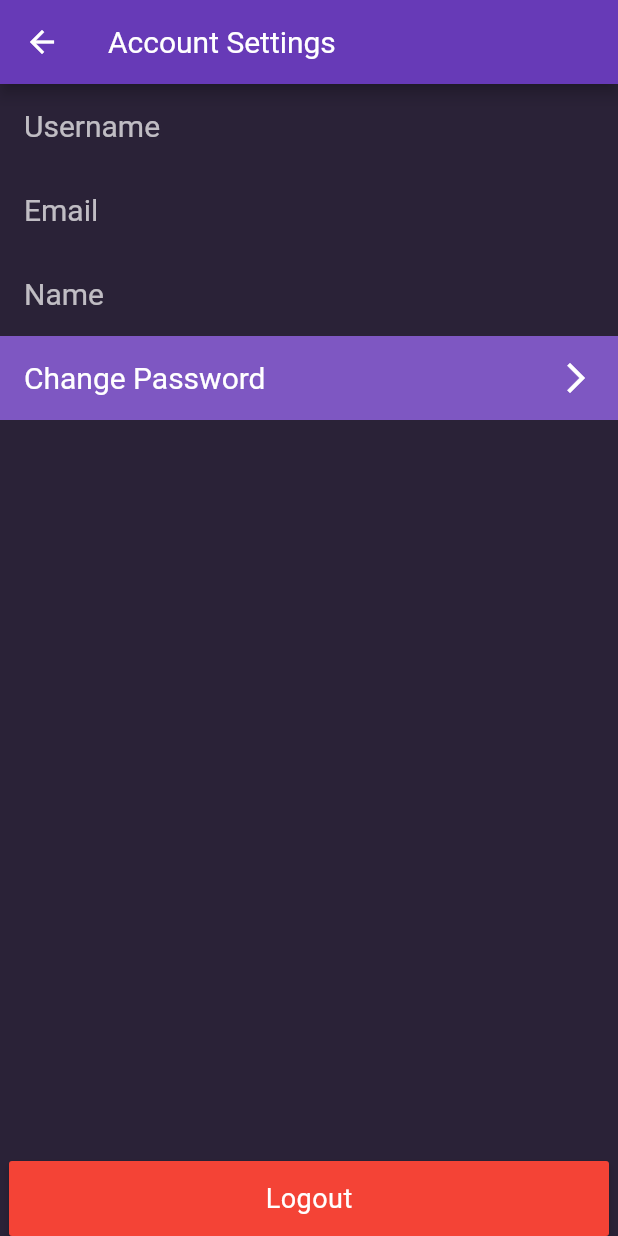
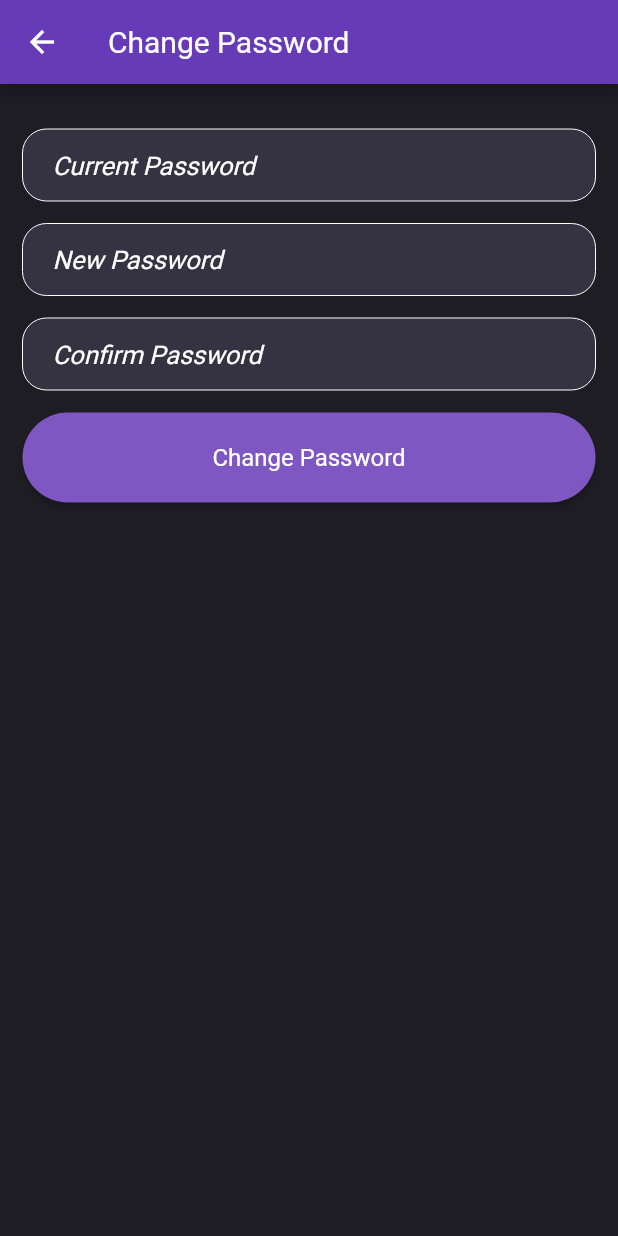
Before and after one commit to nooma42/Nooma-Mobile, a Flutter app: the SettingsTab screen opened directly, after a tap on "Change Password", on a phone screen of 412 x 824 dp. Run offline on Flutter 3.47's test engine with Material 2 defaults, Android fonts, the phone set to English and light mode, and no system bars; our stand-ins replace fluttertoast, shared_preferences; missing offline and left inert: adhara_socket_io, barcode_scan; accounts and stored records are empty; network calls fail.

Commit message:
add remove message callback, anonymous messaging and password changing utility

```diff
--- a/nooma/lib/apifunctions/requestSendMessage.dart
+++ b/nooma/lib/apifunctions/requestSendMessage.dart
@@ -17,6 +17,7 @@ void requestSendMessage(SendMessageModel sendMsg) async {
   };
 
   Map<String, dynamic> body = sendMsg.toJson();
+  print(body);
 
   final response = await http.post(
     url,
--- a/nooma/lib/main.dart
+++ b/nooma/lib/main.dart
@@ -1,5 +1,6 @@
 import 'package:flutter/material.dart';
 import 'package:nooma/ui/RegisterPage.dart';
+import 'package:nooma/ui/SetPasswordPage.dart';
 import 'ui/LoginPage.dart';
 import 'ui/SplashScreen.dart';
 import 'ui/HomePage.dart';
@@ -11,6 +12,7 @@ var routes = <String, WidgetBuilder>{
   "/LoginPage": (BuildContext context) => LoginPage(),
   "/HomePage": (BuildContext context) => HomePage(),
   "/RegisterPage": (BuildContext context) => RegisterPage(),
+  "/SetPasswordPage": (BuildContext context) => SetPasswordPage(),
 };
 void main() => runApp(Nooma());
 
--- /dev/null
+++ b/nooma/lib/models/SetPasswordModel.dart
@@ -0,0 +1,19 @@
+class SetPasswordModel {
+  final String userID;
+  final String newPwd;
+  final String oldPwd;
+
+  SetPasswordModel(this.userID, this.newPwd, this.oldPwd);
+
+  SetPasswordModel.fromJson(Map<String, dynamic> json)
+      : userID = json['userID'].toString(),
+        newPwd = json['newPwd'],
+        oldPwd = json['oldPwd'];
+
+  Map<String, dynamic> toJson() =>
+      {
+        'userID': userID,
+        'newPwd': newPwd,
+        'oldPwd': oldPwd,
+      };
+}
--- /dev/null
+++ b/nooma/lib/ui/SetPasswordPage.dart
@@ -0,0 +1,187 @@
+import 'dart:convert';
+
+import 'package:flutter/material.dart';
+import 'package:nooma/apifunctions/requestSetPassword.dart';
+import 'package:nooma/functions/RegisterValidator.dart';
+import 'package:nooma/models/SendMessageModel.dart';
+import 'package:nooma/models/SetPasswordModel.dart';
+import 'package:shared_preferences/shared_preferences.dart';
+
+
+class SetPasswordPage extends StatefulWidget {
+
+  @override
+  _SetPasswordPageState createState() => _SetPasswordPageState();
+
+}
+
+class _SetPasswordPageState extends State<SetPasswordPage> {
+
+  final oldPwdController = TextEditingController(text: "");
+  final newPwdController = TextEditingController(text: "");
+  final newPwdConfirmController = TextEditingController(text: "");
+
+  bool _autoValidate = false;
+
+  final _formKey = GlobalKey<FormState>();
+
+  bool _isButtonDisabled = false;
+
+  FocusNode oldPwdFocusNode = new FocusNode();
+  FocusNode newPwdFocusNode = new FocusNode();
+  FocusNode newPwdConfirmNode = new FocusNode();
+
+  SharedPreferences prefs;
+  String userID;
+
+  @override
+  void initState() {
+    super.initState();
+    readLocal();
+  }
+
+  void submit(){
+
+    SetPasswordModel sendModel = SetPasswordModel(
+        userID,
+      newPwdController.text,
+      oldPwdController.text,
+    );
+    requestSetPassword(context, sendModel).then((onValue){
+      setState(() {_isButtonDisabled = false;});
+    });
+  }
+
+  readLocal() async {
+    prefs = await SharedPreferences.getInstance();
+    userID = prefs.getString('userID') ?? '';
+  }
+
+  InputDecoration inputStyle(String hint) {
+    return InputDecoration(
+        hintStyle: TextStyle(
+          color: Colors.white,
+          fontSize: 17,
+          fontStyle: FontStyle.italic,
+        ),
+        hintText: hint,
+        filled: true,
+        fillColor: Color(0xff353242),
+        contentPadding: EdgeInsets.fromLTRB(20.0, 10.0, 20.0, 10.0),
+        enabledBorder: OutlineInputBorder(
+          borderRadius: BorderRadius.circular(16.0),
+          borderSide: const BorderSide(color: Colors.white, width: 0.0,),
+        ),
+        border:
+        OutlineInputBorder(borderRadius: BorderRadius.circular(16.0)));
+  }
+
+  @override
+  Widget build(BuildContext context) {
+
+    final oldPassword = TextFormField(
+      autofocus: false,
+      controller: oldPwdController,
+      obscureText: true,
+      autovalidate: _autoValidate,
+      focusNode: oldPwdFocusNode,
+      textInputAction: TextInputAction.next,
+      onFieldSubmitted: (term){
+        FocusScope.of(context).requestFocus(newPwdFocusNode);
+      },
+      style: TextStyle(
+        color: Colors.white,
+        fontSize: 18,
+      ),
+      validator: RegisterValidator.validatePassword,
+      decoration: inputStyle("Current Password"),
+    );
+
+    final newPassword = TextFormField(
+      autofocus: false,
+      controller: newPwdController,
+      obscureText: true,
+      autovalidate: _autoValidate,
+      focusNode: newPwdFocusNode,
+      textInputAction: TextInputAction.next,
+      onFieldSubmitted: (term){
+        FocusScope.of(context).requestFocus(newPwdConfirmNode);
+      },
+      style: TextStyle(
+        color: Colors.white,
+        fontSize: 18,
+      ),
+      validator: RegisterValidator.validatePassword,
+      decoration: inputStyle("New Password"),
+    );
+
+    final confirmNewPassword = TextFormField(
+      autofocus: false,
+      controller: newPwdConfirmController,
+      obscureText: true,
+      autovalidate: _autoValidate,
+      focusNode: newPwdConfirmNode,
+      textInputAction: TextInputAction.done,
+      style: TextStyle(
+        color: Colors.white,
+        fontSize: 18,
+      ),
+      validator: (value) {
+        if (value != newPwdController.text) {
+          return ('Entered Passwords do not match');
+        }
+      },
+      decoration: inputStyle("Confirm Password"),
+    );
+
+    final createButton = Container(height: 60, width: 400, child: RaisedButton(
+      child:_isButtonDisabled ? CircularProgressIndicator(
+          valueColor: new AlwaysStoppedAnimation<Color>(Colors.white)): Text('Change Password', style: TextStyle(color: Colors.white, fontSize: 16)),
+      shape: new RoundedRectangleBorder(borderRadius: new BorderRadius.circular(30.0)),
+      onPressed: () {
+        if (_formKey.currentState.validate()) {
+          setState(() {_isButtonDisabled = true;});
+          submit();
+        }
+        else
+        {
+          _autoValidate = true;
+        }
+      },
+      color: _isButtonDisabled ? Colors.grey : Colors.deepPurple[400],
+    ));
+
+
+
+    return Scaffold(
+      backgroundColor: Colors.white,
+      appBar: AppBar(
+        title: Text("Change Password"),
+        backgroundColor: Colors.deepPurple,
+      ),
+      body: Container(
+        color: Color(0xff1E1D23),
+        child: Padding(
+          padding: const EdgeInsets.all(15.0),
+          child: ListView(
+            children: <Widget>[
+              Form( key: _formKey, child: Column(
+                children: <Widget>[
+                  SizedBox(height: 15.0),
+                  oldPassword,
+                  SizedBox(height: 15.0),
+                  newPassword,
+                  SizedBox(height: 15.0),
+                  confirmNewPassword,
+                  SizedBox(height: 15.0),
+                  createButton,
+                ],
+              ),
+              )
+            ],
+          ),
+        ),
+      ),
+    );
+  }
+}
--- a/nooma/lib/ui/SettingsTab.dart
+++ b/nooma/lib/ui/SettingsTab.dart
@@ -1,4 +1,5 @@
 import 'package:flutter/material.dart';
+import 'package:nooma/ui/SetPasswordPage.dart';
 import 'package:shared_preferences/shared_preferences.dart';
 import 'package:nooma/globals.dart' as globals;
 
@@ -37,7 +38,7 @@ class SettingsTab extends StatelessWidget {
                  Material(
                    color: Colors.deepPurple[400],
                     child: ListTile(
-                      onTap: () => changePassword(),
+                      onTap: () => changePassword(context),
                       trailing: Icon(Icons.arrow_forward_ios, color:Colors.white),
                       title: Text('Change Password', style: TextStyle(fontSize: 20, color: Colors.white),),
                     ),
@@ -56,7 +57,9 @@ class SettingsTab extends StatelessWidget {
                     onPressed: () async {
                       SharedPreferences preferences = await SharedPreferences.getInstance();
                       preferences.clear();
-                      Navigator.of(context).pushReplacementNamed("/LoginPage");
+                      Navigator.of(context)
+                          .pushNamedAndRemoveUntil('/LoginPage', (Route<dynamic> route) => false);
+                      //Navigator.of(context).pushReplacementNamed("/LoginPage");
                     },
                   ),
                 )
@@ -68,7 +71,11 @@ class SettingsTab extends StatelessWidget {
     );
   }
 
-  changePassword() {
-    print("tap!");
+  changePassword(context) {
+    Navigator.push(
+        context,
+        new MaterialPageRoute(
+          builder: (BuildContext context) => new SetPasswordPage(),
+        ));
   }
 }
--- a/nooma/lib/ui/roomsTab.dart
+++ b/nooma/lib/ui/roomsTab.dart
@@ -1,5 +1,3 @@
-import 'dart:async';
-
 import 'package:flutter/material.dart';
 import 'package:nooma/apifunctions/requestGetRooms.dart';
 import 'package:nooma/apifunctions/requestJoinRoom.dart';
```
Also changed, not shown: nooma/lib/apifunctions/requestSetPassword.dart (added, +74 -0 lines), nooma/lib/functions/LoginValidator.dart (added, +19 -0 lines), nooma/lib/functions/RegisterValidator.dart (added, +52 -0 lines), nooma/lib/models/SendMessageModel.dart (+5 -2 lines), nooma/lib/ui/LoginPage.dart (+3 -11 lines), nooma/lib/ui/RegisterPage.dart (+5 -35 lines), nooma/lib/ui/RoomPage.dart (+69 -13 lines), nooma/assets/icon/icon.png (deleted), 2 other files.
